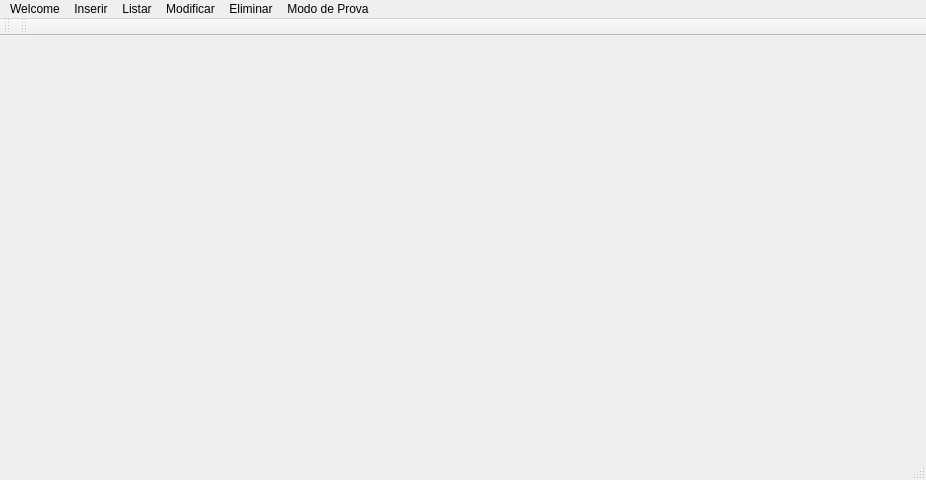
Before: the Qt Designer form si/qt/gamelic_qt/mainwindow.ui in Wultyc/ISEP_1718_2A2S_LSIS1, drawn with Qt 5.
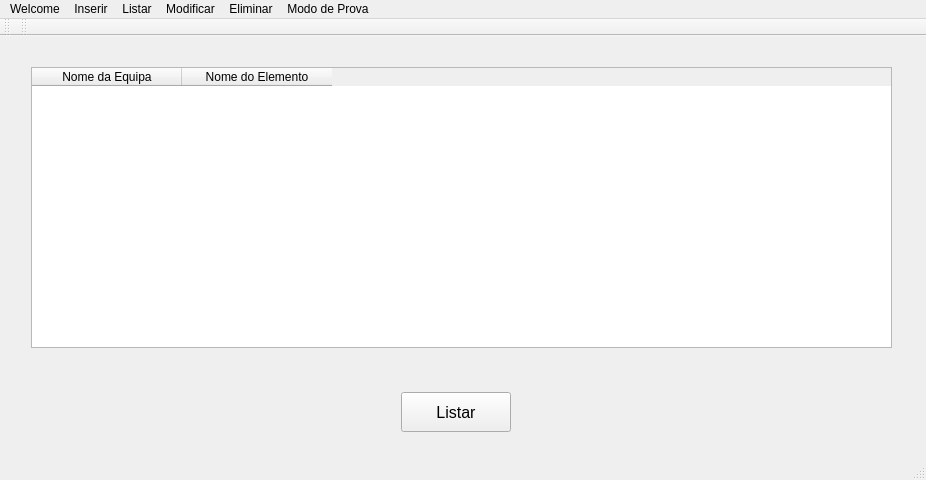
After: the same form once the commit is applied. The open tabs and pages were chosen to show the change.

```diff
--- a/si/qt/gamelic_qt/mainwindow.ui
+++ b/si/qt/gamelic_qt/mainwindow.ui
@@ -562,7 +562,49 @@
         </property>
        </widget>
       </widget>
-      <widget class="QWidget" name="listarEquipa"/>
+      <widget class="QWidget" name="listarEquipa">
+       <widget class="QTableWidget" name="tabelaListarEquipa">
+        <property name="geometry">
+         <rect>
+          <x>20</x>
+          <y>20</y>
+          <width>861</width>
+          <height>281</height>
+         </rect>
+        </property>
+        <attribute name="horizontalHeaderDefaultSectionSize">
+         <number>150</number>
+        </attribute>
+        <column>
+         <property name="text">
+          <string>Nome da Equipa</string>
+         </property>
+        </column>
+        <column>
+         <property name="text">
+          <string>Nome do Elemento</string>
+         </property>
+        </column>
+       </widget>
+       <widget class="QPushButton" name="pushListarRobot">
+        <property name="geometry">
+         <rect>
+          <x>390</x>
+          <y>345</y>
+          <width>110</width>
+          <height>40</height>
+         </rect>
+        </property>
+        <property name="font">
+         <font>
+          <pointsize>12</pointsize>
+         </font>
+        </property>
+        <property name="text">
+         <string>Listar</string>
+        </property>
+       </widget>
+      </widget>
       <widget class="QWidget" name="listarProva"/>
       <widget class="QWidget" name="listarRobot"/>
       <widget class="QWidget" name="modificarEquipa">
```
Left out of the diff: 11 changed lines with no effect on the pictures.
